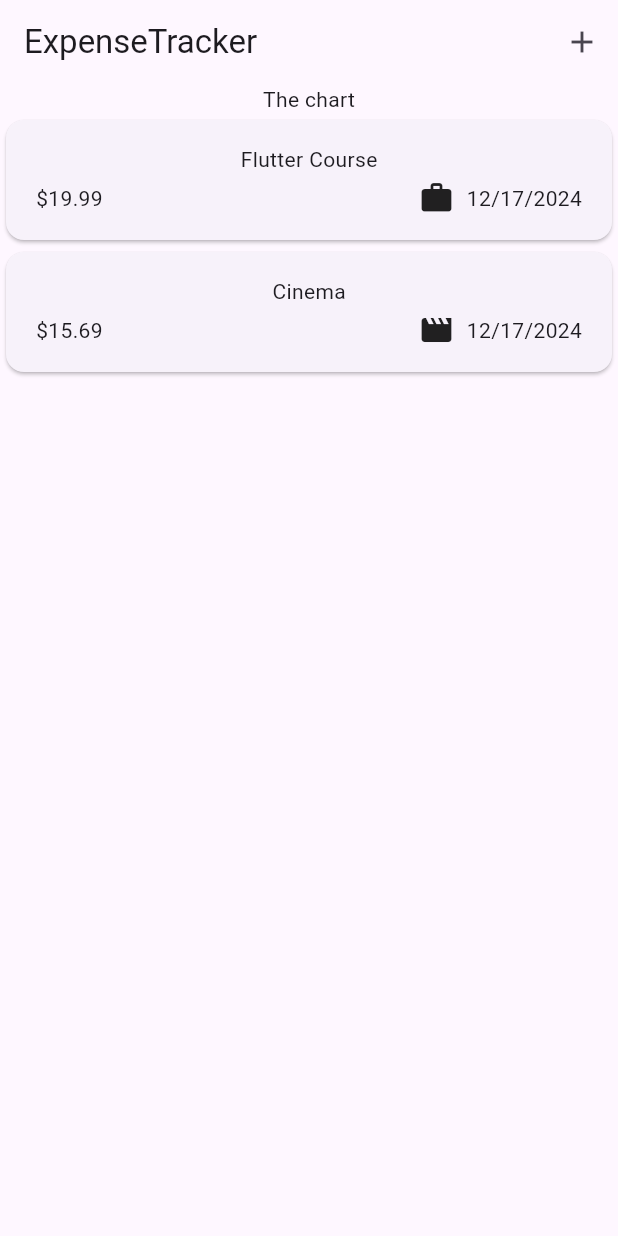
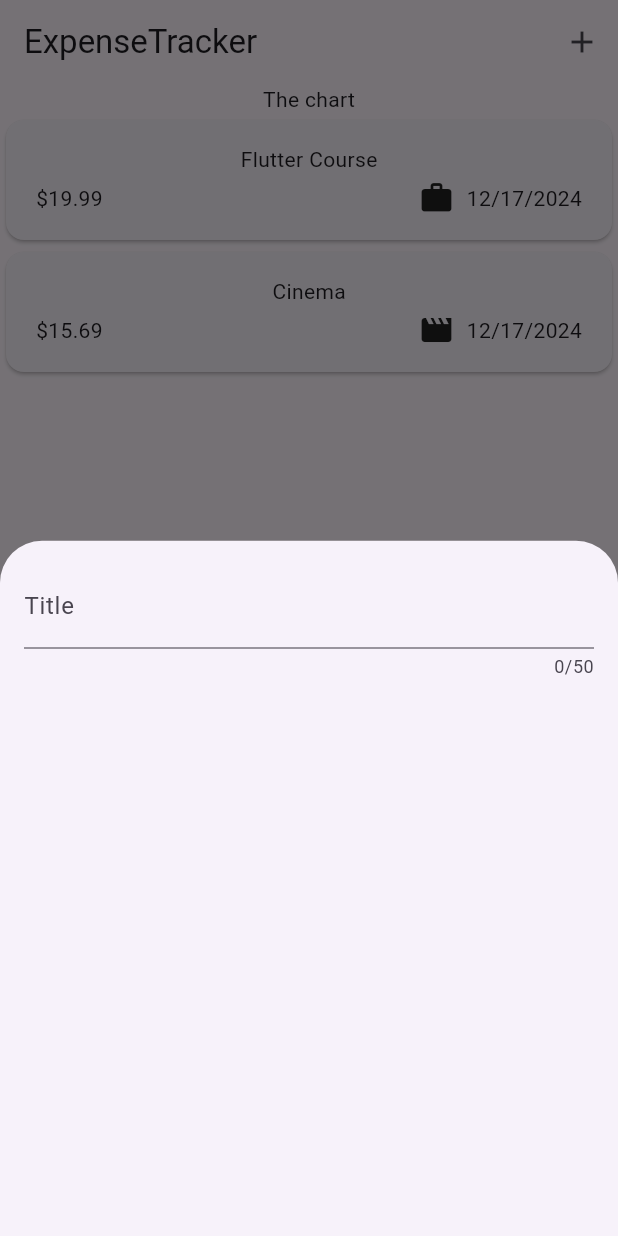
Before and after one commit to youngsuk-kim/training, a Flutter app: the screen it shows after launch, after a tap on the "add" icon, on a phone screen of 412 x 824 dp. Run offline on Flutter 3.47's test engine with Material 3 defaults, Android fonts, the phone set to English and light mode, and no system bars.

```diff
--- a/expenses/lib/wigets/expenses.dart
+++ b/expenses/lib/wigets/expenses.dart
@@ -1,5 +1,6 @@
 import 'package:expenses/wigets/expenses_list/expenses_list.dart';
 import 'package:expenses/models/expenses.dart';
+import 'package:expenses/wigets/new_expense.dart';
 import 'package:flutter/material.dart';
 
 class Expenses extends StatefulWidget {
@@ -17,14 +18,18 @@ class _ExpensesState extends State<Expenses> {
     Expense(title: 'Cinema', amount: 15.69, date: DateTime.now(), category: Category.leisure),
   ];
 
+  void _openAddExpenseOverlay() {
+    showModalBottomSheet(context: context, builder: (ctx)  => const NewExpense());
+  }
+
   @override
   Widget build(BuildContext context) {
     return Scaffold(
       appBar: AppBar(
-        title: Text('ExpenseTracker'),
+        title: const Text('ExpenseTracker'),
         actions: [
           IconButton(
-              onPressed: () {},
+              onPressed: _openAddExpenseOverlay,
               icon: Icon(Icons.add)
           ),
         ],
--- /dev/null
+++ b/expenses/lib/wigets/new_expense.dart
@@ -0,0 +1,30 @@
+import 'package:flutter/material.dart';
+
+class NewExpense extends StatefulWidget {
+  const NewExpense({super.key});
+
+  @override
+  State<StatefulWidget> createState() {
+    return _NewExpenseState();
+  }
+}
+
+class _NewExpenseState extends State<NewExpense> {
+  @override
+  Widget build(BuildContext context) {
+    return Padding(
+      padding: EdgeInsets.all(16),
+      child: Column(
+        children: [
+          TextField(
+            maxLength: 50,
+            decoration: InputDecoration(
+              label: Text('Title')
+            ),
+          )
+        ],
+      ),
+    );
+  }
+
+}
```
